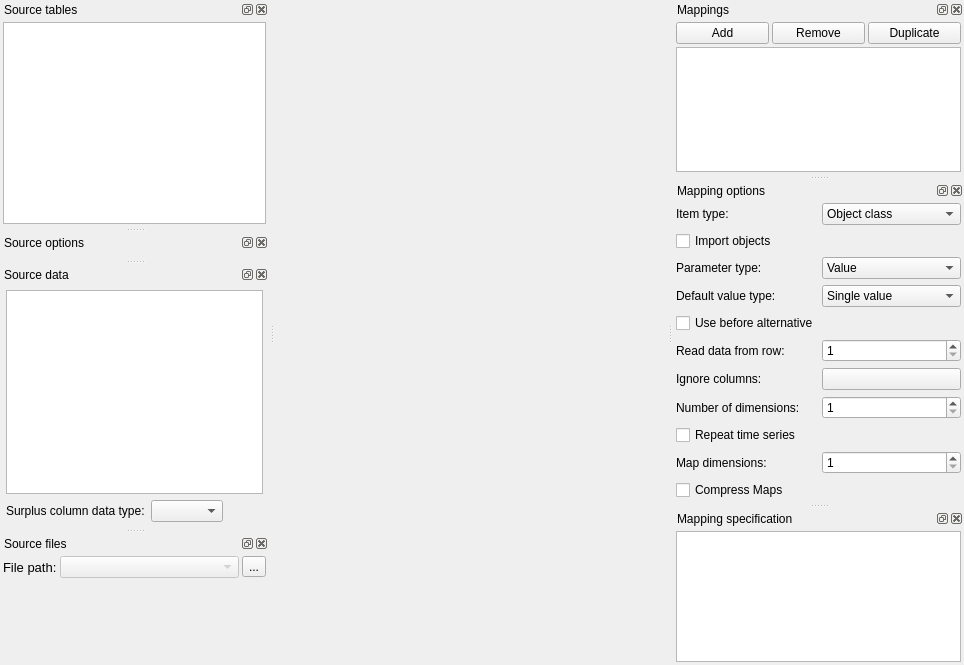
Old version of the form spine_items/importer/ui/import_editor_window.ui in the repository spine-tools/spine-items.
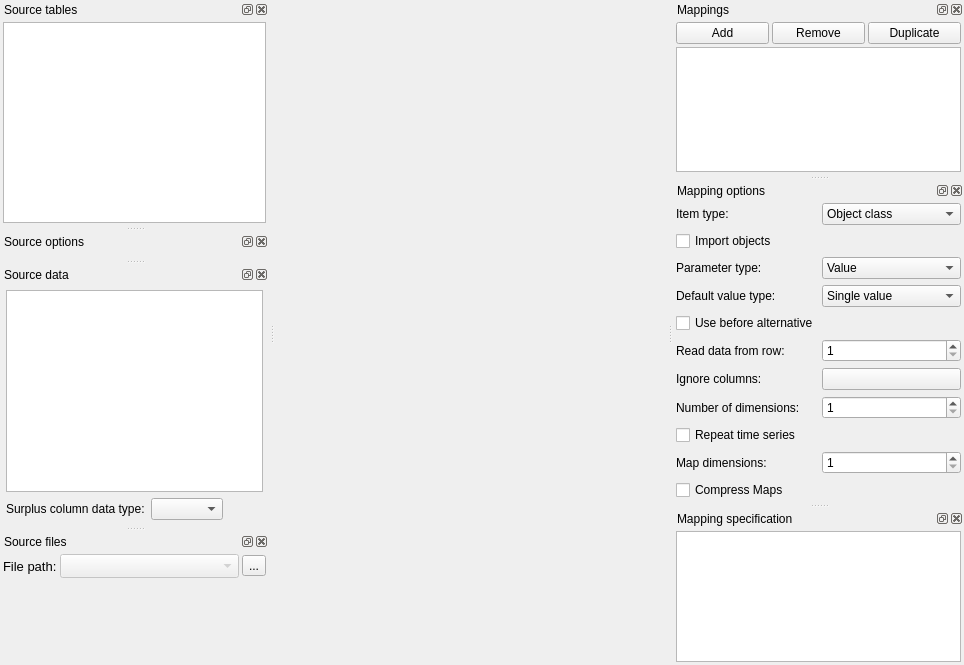
New version of the form. Icons and pictures are not drawn. Custom widgets are drawn as their Qt base class.

Commit message:
Fix spec editor combobox not compactable with big filepaths
In Exporter's, Importer's and Data Transformer's spec editors the comboboxes containing database URLs used to be as long as the filepaths. They couldn't be compacted leading to the spec editors being larger than needed with long filepaths. Now the widgets containing long filepaths can be made smaller and the combobox contents will be elided.

Re spine-tools/Spine-Toolbox#2230

```diff
--- a/spine_items/importer/ui/import_editor_window.ui
+++ b/spine_items/importer/ui/import_editor_window.ui
@@ -564,7 +564,7 @@
           </sizepolicy>
          </property>
          <property name="sizeAdjustPolicy">
-          <enum>QComboBox::AdjustToContentsOnFirstShow</enum>
+          <enum>QComboBox::AdjustToMinimumContentsLengthWithIcon</enum>
          </property>
          <property name="minimumContentsLength">
           <number>0</number>
```
Left out of the diff: 3 changed lines with no effect on the pictures. The commit also changes 7 other files.
